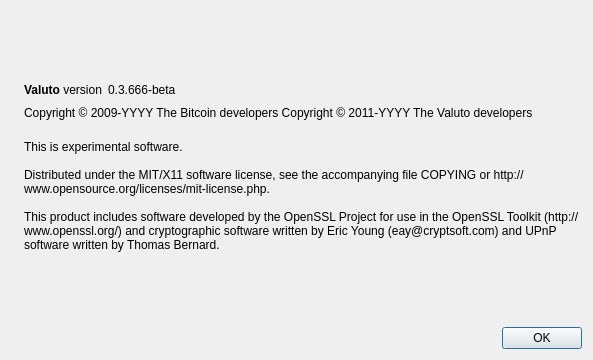
The window that src/qt/forms/aboutdialog.ui (valuto/valuto-old) describes before a commit, drawn with Qt 5.
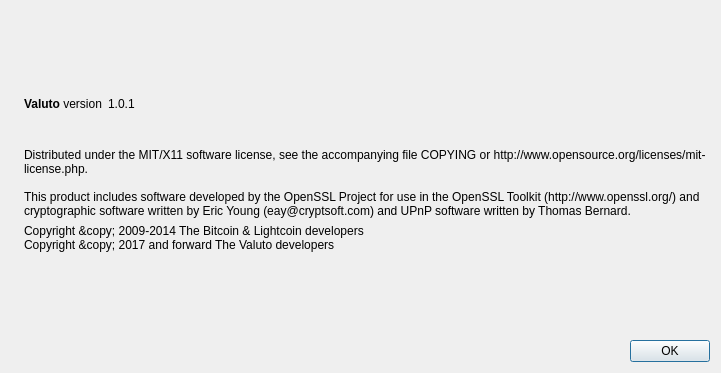
The same window after the commit. Icons and pictures are not drawn.

Diff of the .ui file:
```diff
--- a/src/qt/forms/aboutdialog.ui
+++ b/src/qt/forms/aboutdialog.ui
@@ -6,8 +6,8 @@
    <rect>
     <x>0</x>
     <y>0</y>
-    <width>593</width>
-    <height>360</height>
+    <width>721</width>
+    <height>373</height>
    </rect>
   </property>
   <property name="windowTitle">
@@ -15,15 +15,45 @@
   </property>
   <layout class="QHBoxLayout" name="horizontalLayout_2">
    <item>
-    <widget class="QLabel" name="label_4">
-     <property name="sizePolicy">
-      <sizepolicy hsizetype="Preferred" vsizetype="Ignored">
-       <horstretch>0</horstretch>
-       <verstretch>0</verstretch>
-      </sizepolicy>
+    <widget class="QLabel" name="label_3">
+     <property name="enabled">
+      <bool>true</bool>
+     </property>
+     <property name="maximumSize">
+      <size>
+       <width>258</width>
+       <height>16777215</height>
+      </size>
+     </property>
+     <property name="layoutDirection">
+      <enum>Qt::RightToLeft</enum>
+     </property>
+     <property name="autoFillBackground">
+      <bool>false</bool>
+     </property>
+     <property name="frameShape">
+      <enum>QFrame::NoFrame</enum>
+     </property>
+     <property name="frameShadow">
+      <enum>QFrame::Sunken</enum>
+     </property>
+     <property name="lineWidth">
+      <number>0</number>
+     </property>
+     <property name="text">
+      <string/>
+     </property>
+     <property name="textFormat">
+      <enum>Qt::PlainText</enum>
      </property>
      <property name="pixmap">
-      <pixmap resource="../bitcoin.qrc">:/images/about</pixmap>
+      <pixmap resource="../bitcoin.qrc">:/icons/bitcoin</pixmap>
+     </property>
+     <property name="scaledContents">
+      <bool>false</bool>
+     </property>
+     <property name="indent">
+      <number>0</number>
      </property>
     </widget>
    </item>
@@ -63,7 +93,7 @@
           <cursorShape>IBeamCursor</cursorShape>
          </property>
          <property name="text">
-          <string notr="true">0.3.666-beta</string>
+          <string notr="true">1.0.1</string>
          </property>
          <property name="textInteractionFlags">
           <set>Qt::LinksAccessibleByMouse|Qt::TextSelectableByKeyboard|Qt::TextSelectableByMouse</set>
@@ -85,31 +115,16 @@
        </item>
       </layout>
      </item>
-     <item>
-      <widget class="QLabel" name="copyrightLabel">
-       <property name="cursor">
-        <cursorShape>IBeamCursor</cursorShape>
-       </property>
-       <property name="text">
-        <string notr="true">Copyright &amp;copy; 2009-YYYY The Bitcoin developers
-Copyright &amp;copy; 2011-YYYY The Valuto developers</string>
-       </property>
-       <property name="textFormat">
-        <enum>Qt::RichText</enum>
-       </property>
-       <property name="textInteractionFlags">
-        <set>Qt::LinksAccessibleByMouse|Qt::TextSelectableByKeyboard|Qt::TextSelectableByMouse</set>
-       </property>
-      </widget>
-     </item>
      <item>
       <widget class="QLabel" name="label_2">
        <property name="cursor">
         <cursorShape>IBeamCursor</cursorShape>
        </property>
+       <property name="lineWidth">
+        <number>0</number>
+       </property>
        <property name="text">
         <string>
-This is experimental software.
 
 Distributed under the MIT/X11 software license, see the accompanying file COPYING or http://www.opensource.org/licenses/mit-license.php.
 
@@ -123,6 +138,23 @@
        </property>
       </widget>
      </item>
+     <item>
+      <widget class="QLabel" name="copyrightLabel">
+       <property name="cursor">
+        <cursorShape>IBeamCursor</cursorShape>
+       </property>
+       <property name="text">
+        <string notr="true">Copyright &amp;copy; 2009-2014 The Bitcoin &amp; Lightcoin developers
+Copyright &amp;copy; 2017 and forward The Valuto developers</string>
+       </property>
+       <property name="textFormat">
+        <enum>Qt::AutoText</enum>
+       </property>
+       <property name="textInteractionFlags">
+        <set>Qt::LinksAccessibleByMouse|Qt::TextSelectableByKeyboard|Qt::TextSelectableByMouse</set>
+       </property>
+      </widget>
+     </item>
      <item>
       <spacer name="verticalSpacer">
        <property name="orientation">
```
